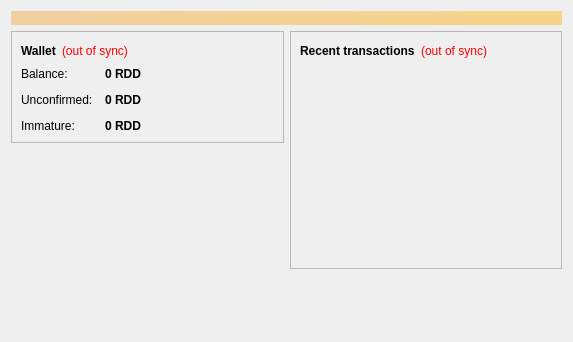
Before: the Qt Designer form src/qt/forms/overviewpage.ui in punt-project/Punt, drawn with Qt 5.
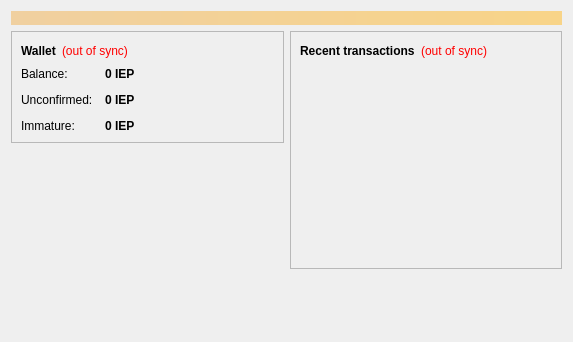
After: the same form once the commit is applied. Icons and pictures are not drawn.

```diff
--- a/src/qt/forms/overviewpage.ui
+++ b/src/qt/forms/overviewpage.ui
@@ -122,7 +122,7 @@
                <string>Your current balance</string>
               </property>
               <property name="text">
-               <string notr="true">0 RDD</string>
+               <string notr="true">0 IEP</string>
               </property>
               <property name="textInteractionFlags">
                <set>Qt::LinksAccessibleByMouse|Qt::TextSelectableByKeyboard|Qt::TextSelectableByMouse</set>
@@ -151,7 +151,7 @@
                <string>Total of transactions that have yet to be confirmed, and do not yet count toward the current balance</string>
               </property>
               <property name="text">
-               <string notr="true">0 RDD</string>
+               <string notr="true">0 IEP</string>
               </property>
               <property name="textInteractionFlags">
                <set>Qt::LinksAccessibleByMouse|Qt::TextSelectableByKeyboard|Qt::TextSelectableByMouse</set>
@@ -177,7 +177,7 @@
                <string>Mined balance that has not yet matured</string>
               </property>
               <property name="text">
-               <string notr="true">0 RDD</string>
+               <string notr="true">0 IEP</string>
               </property>
               <property name="textInteractionFlags">
                <set>Qt::LinksAccessibleByMouse|Qt::TextSelectableByKeyboard|Qt::TextSelectableByMouse</set>
```
Left out of the diff: 4 changed lines with no effect on the pictures.
